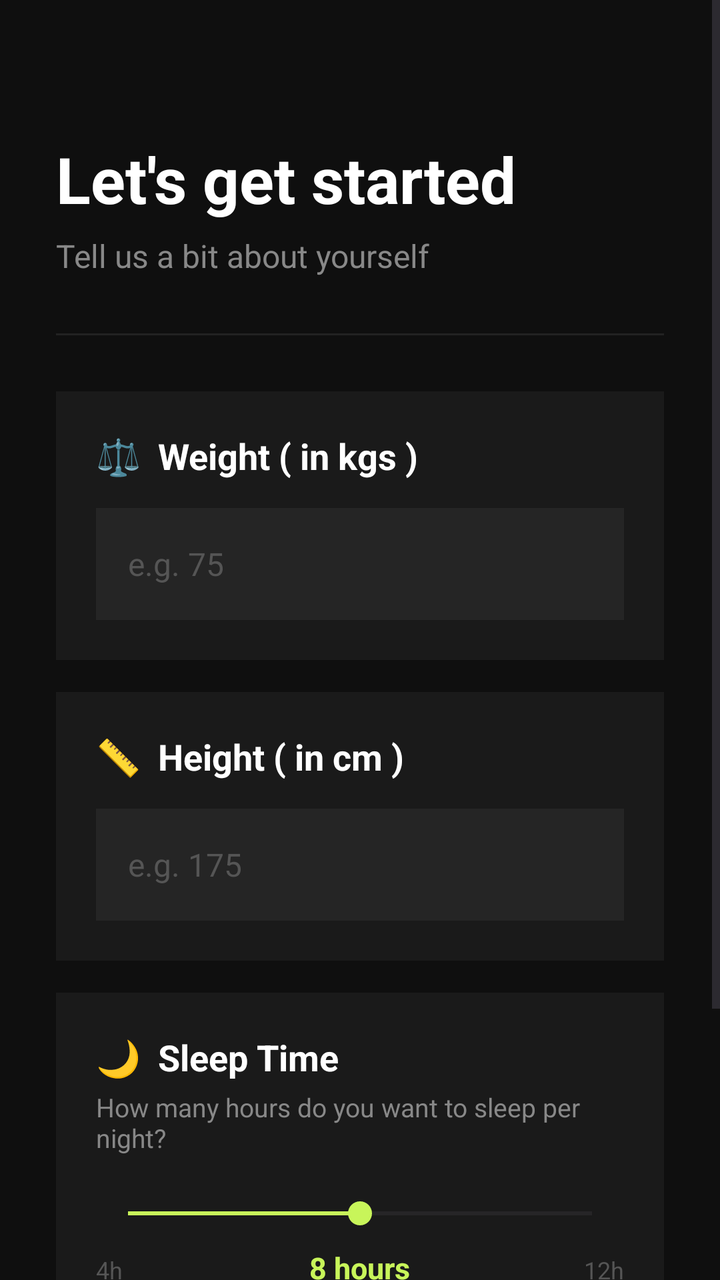
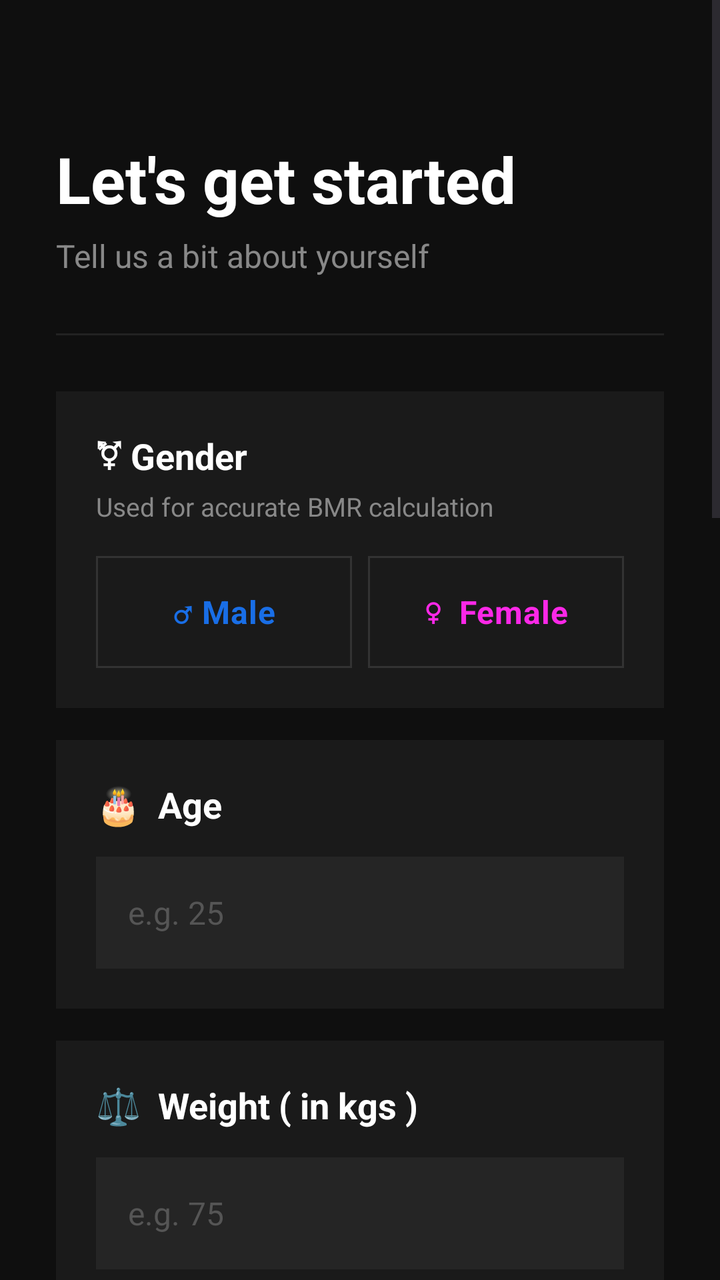

An Android layout rendered at two revisions. The XML below is the earlier revision; the diff shows what the commit changed to produce the second picture.
<!-- AndroidManifest.xml: application theme Theme.FitApp -->
<!-- res/layout/activity_main.xml -->
<?xml version="1.0" encoding="utf-8"?>
<ScrollView xmlns:android="http://schemas.android.com/apk/res/android"
    android:id = "@+id/main"
    xmlns:tools="http://schemas.android.com/tools"
    android:layout_width="match_parent"
    android:layout_height="match_parent"
    android:background="#0F0F0F"
    tools:context=".MainActivity">

    <LinearLayout
        android:layout_width="match_parent"
        android:layout_height="wrap_content"
        android:orientation="vertical"
        android:padding="28dp">

        <TextView
            android:layout_width="wrap_content"
            android:layout_height="wrap_content"
            android:layout_marginTop="40dp"
            android:text="Let's get started"
            android:textColor="#FFFFFF"
            android:textSize="32sp"
            android:textStyle="bold" />

        <TextView
            android:layout_width="wrap_content"
            android:layout_height="wrap_content"
            android:layout_marginTop="6dp"
            android:text="Tell us a bit about yourself"
            android:textColor="#888888"
            android:textSize="16sp" />

        <View
            android:layout_width="match_parent"
            android:layout_height="1dp"
            android:layout_marginTop="28dp"
            android:background="#222222" />

        <LinearLayout
            android:layout_width="match_parent"
            android:layout_height="wrap_content"
            android:layout_marginTop="28dp"
            android:background="#1A1A1A"
            android:orientation="vertical"
            android:padding="20dp">

            <LinearLayout
                android:layout_width="match_parent"
                android:layout_height="wrap_content"
                android:orientation="horizontal"
                android:gravity="center_vertical">

                <TextView
                    android:layout_width="0dp"
                    android:layout_height="wrap_content"
                    android:layout_weight="1"
                    android:text="⚖️  Weight ( in kgs )"
                    android:textColor="#FFFFFF"
                    android:textSize="18sp"
                    android:textStyle="bold" />

            </LinearLayout>

            <EditText
                android:id="@+id/etWeight"
                android:layout_width="match_parent"
                android:layout_height="56dp"
                android:layout_marginTop="14dp"
                android:background="#252525"
                android:hint="e.g. 75"
                android:inputType="numberDecimal"
                android:paddingStart="16dp"
                android:paddingEnd="16dp"
                android:textColor="#FFFFFF"
                android:textColorHint="#555555"
                android:textSize="16sp" />
        </LinearLayout>

        <LinearLayout
            android:layout_width="match_parent"
            android:layout_height="wrap_content"
            android:layout_marginTop="16dp"
            android:background="#1A1A1A"
            android:orientation="vertical"
            android:padding="20dp">

            <LinearLayout
                android:layout_width="match_parent"
                android:layout_height="wrap_content"
                android:orientation="horizontal"
                android:gravity="center_vertical">

                <TextView
                    android:layout_width="0dp"
                    android:layout_height="wrap_content"
                    android:layout_weight="1"
                    android:text="📏  Height ( in cm )"
                    android:textColor="#FFFFFF"
                    android:textSize="18sp"
                    android:textStyle="bold" />


            </LinearLayout>

            <EditText
                android:id="@+id/etHeight"
                android:layout_width="match_parent"
                android:layout_height="56dp"
                android:layout_marginTop="14dp"
                android:background="#252525"
                android:hint="e.g. 175"
                android:inputType="numberDecimal"
                android:paddingStart="16dp"
                android:paddingEnd="16dp"
                android:textColor="#FFFFFF"
                android:textColorHint="#555555"
                android:textSize="16sp" />
        </LinearLayout>

        <LinearLayout
            android:layout_width="match_parent"
            android:layout_height="wrap_content"
            android:layout_marginTop="16dp"
            android:background="#1A1A1A"
            android:orientation="vertical"
            android:padding="20dp">

            <TextView
                android:layout_width="wrap_content"
                android:layout_height="wrap_content"
                android:text="🌙  Sleep Time"
                android:textColor="#FFFFFF"
                android:textSize="18sp"
                android:textStyle="bold" />

            <TextView
                android:layout_width="wrap_content"
                android:layout_height="wrap_content"
                android:layout_marginTop="4dp"
                android:text="How many hours do you want to sleep per night?"
                android:textColor="#888888"
                android:textSize="13sp" />

            <SeekBar
                android:id="@+id/sleepSeekBar"
                android:layout_width="match_parent"
                android:layout_height="wrap_content"
                android:layout_marginTop="20dp"
                android:max="12"
                android:min="4"
                android:progress="8"
                android:progressTint="#C8F55A"
                android:thumbTint="#C8F55A" />

            <LinearLayout
                android:layout_width="match_parent"
                android:layout_height="wrap_content"
                android:layout_marginTop="8dp"
                android:orientation="horizontal">

                <TextView
                    android:layout_width="0dp"
                    android:layout_height="wrap_content"
                    android:layout_weight="1"
                    android:text="4h"
                    android:textColor="#555555"
                    android:textSize="12sp" />

                <TextView
                    android:id="@+id/tvSleepValue"
                    android:layout_width="wrap_content"
                    android:layout_height="wrap_content"
                    android:text="8 hours"
                    android:textColor="#C8F55A"
                    android:textSize="15sp"
                    android:textStyle="bold" />

                <TextView
                    android:layout_width="0dp"
                    android:layout_height="wrap_content"
                    android:layout_weight="1"
                    android:gravity="end"
                    android:text="12h"
                    android:textColor="#555555"
                    android:textSize="12sp" />
            </LinearLayout>
        </LinearLayout>

        <Button
            android:id="@+id/btnContinue"
            android:layout_width="match_parent"
            android:layout_height="56dp"
            android:layout_marginTop="32dp"
            android:layout_marginBottom="32dp"
            android:background="#C8F55A"
            android:text="Continue"
            android:textColor="#0F0F0F"
            android:textSize="16sp"
            android:textStyle="bold" />

    </LinearLayout>
</ScrollView>
<!-- resources referenced by this layout -->
<resources>
  <style name="Theme.FitApp" parent="Base.Theme.FitApp" />
  <style name="Base.Theme.FitApp" parent="Theme.Material3.DayNight.NoActionBar">
          
          
      </style>
</resources>

<!-- the commit's change to res/layout/activity_main.xml (unified diff, before → after) -->
@@ -1,6 +1,5 @@
-<?xml version="1.0" encoding="utf-8"?>
 <ScrollView xmlns:android="http://schemas.android.com/apk/res/android"
-    android:id = "@+id/main"
+    android:id="@+id/main"
     xmlns:tools="http://schemas.android.com/tools"
     android:layout_width="match_parent"
     android:layout_height="match_parent"
@@ -44,22 +43,109 @@
             android:orientation="vertical"
             android:padding="20dp">
 
-            <LinearLayout
-                android:layout_width="match_parent"
-                android:layout_height="wrap_content"
-                android:orientation="horizontal"
-                android:gravity="center_vertical">
-
-                <TextView
+            <TextView
+                android:layout_width="wrap_content"
+                android:layout_height="wrap_content"
+                android:text="⚧ Gender"
+                android:textColor="#FFFFFF"
+                android:textSize="18sp"
+                android:textStyle="bold" />
+
+            <TextView
+                android:layout_width="wrap_content"
+                android:layout_height="wrap_content"
+                android:layout_marginTop="4dp"
+                android:text="Used for accurate BMR calculation"
+                android:textColor="#888888"
+                android:textSize="13sp" />
+
+            <RadioGroup
+                android:id="@+id/rgGender"
+                android:layout_width="match_parent"
+                android:layout_height="wrap_content"
+                android:layout_marginTop="16dp"
+                android:orientation="horizontal">
+
+                <RadioButton
+                    android:id="@+id/rbMale"
                     android:layout_width="0dp"
-                    android:layout_height="wrap_content"
+                    android:layout_height="56dp"
+                    android:layout_marginEnd="8dp"
                     android:layout_weight="1"
-                    android:text="⚖️  Weight ( in kgs )"
-                    android:textColor="#FFFFFF"
-                    android:textSize="18sp"
+                    android:background="@drawable/bg_gender_option"
+                    android:button="@null"
+                    android:gravity="center"
+                    android:text="♂ Male"
+                    android:textColor="#196ee6"
+                    android:textSize="16sp"
+                    android:textStyle="bold">
+
+                </RadioButton>
+
+                <RadioButton
+                    android:id="@+id/rbFemale"
+                    android:layout_width="0dp"
+                    android:layout_height="56dp"
+                    android:layout_weight="1"
+                    android:background="@drawable/bg_gender_option"
+                    android:button="@null"
+                    android:gravity="center"
+                    android:text="♀  Female"
+                    android:textColor="#fc28e7"
+                    android:textSize="16sp"
                     android:textStyle="bold" />
-
-            </LinearLayout>
+                
+
+     </RadioGroup>
+ </LinearLayout>
+
+ <LinearLayout
+     android:layout_width="match_parent"
+     android:layout_height="wrap_content"
+     android:layout_marginTop="16dp"
+     android:background="#1A1A1A"
+     android:orientation="vertical"
+     android:padding="20dp">
+
+     <TextView
+         android:layout_width="wrap_content"
+         android:layout_height="wrap_content"
+         android:text="🎂  Age"
+         android:textColor="#FFFFFF"
+         android:textSize="18sp"
+         android:textStyle="bold" />
+
+     <EditText
+         android:id="@+id/etAge"
+         android:layout_width="match_parent"
+         android:layout_height="56dp"
+         android:layout_marginTop="14dp"
+         android:background="#252525"
+         android:hint="e.g. 25"
+         android:inputType="number"
+         android:paddingStart="16dp"
+         android:paddingEnd="16dp"
+         android:textColor="#FFFFFF"
+         android:textColorHint="#555555"
+         android:textSize="16sp" />
+ </LinearLayout>
+
+ 
+        <LinearLayout
+            android:layout_width="match_parent"
+            android:layout_height="wrap_content"
+            android:layout_marginTop="16dp"
+            android:background="#1A1A1A"
+            android:orientation="vertical"
+            android:padding="20dp">
+
+            <TextView
+                android:layout_width="wrap_content"
+                android:layout_height="wrap_content"
+                android:text="⚖️  Weight ( in kgs )"
+                android:textColor="#FFFFFF"
+                android:textSize="18sp"
+                android:textStyle="bold" />
 
             <EditText
                 android:id="@+id/etWeight"
@@ -76,6 +162,7 @@
                 android:textSize="16sp" />
         </LinearLayout>
 
+        
         <LinearLayout
             android:layout_width="match_parent"
             android:layout_height="wrap_content"
@@ -84,23 +171,13 @@
             android:orientation="vertical"
             android:padding="20dp">
 
-            <LinearLayout
-                android:layout_width="match_parent"
-                android:layout_height="wrap_content"
-                android:orientation="horizontal"
-                android:gravity="center_vertical">
-
-                <TextView
-                    android:layout_width="0dp"
-                    android:layout_height="wrap_content"
-                    android:layout_weight="1"
-                    android:text="📏  Height ( in cm )"
-                    android:textColor="#FFFFFF"
-                    android:textSize="18sp"
-                    android:textStyle="bold" />
-
-
-            </LinearLayout>
+            <TextView
+                android:layout_width="wrap_content"
+                android:layout_height="wrap_content"
+                android:text="📏  Height ( in cm )"
+                android:textColor="#FFFFFF"
+                android:textSize="18sp"
+                android:textStyle="bold" />
 
             <EditText
                 android:id="@+id/etHeight"
@@ -117,6 +194,7 @@
                 android:textSize="16sp" />
         </LinearLayout>
 
+        
         <LinearLayout
             android:layout_width="match_parent"
             android:layout_height="wrap_content"
@@ -186,6 +264,115 @@
             </LinearLayout>
         </LinearLayout>
 
+        
+        <LinearLayout
+            android:layout_width="match_parent"
+            android:layout_height="wrap_content"
+            android:layout_marginTop="16dp"
+            android:background="#1A1A1A"
+            android:orientation="vertical"
+            android:padding="20dp">
+
+            <TextView
+                android:layout_width="wrap_content"
+                android:layout_height="wrap_content"
+                android:text="🏃  Activity Level"
+                android:textColor="#FFFFFF"
+                android:textSize="18sp"
+                android:textStyle="bold" />
+
+            <TextView
+                android:layout_width="wrap_content"
+                android:layout_height="wrap_content"
+                android:layout_marginTop="4dp"
+                android:text="Used to calculate your daily calorie needs (BMR)"
+                android:textColor="#888888"
+                android:textSize="13sp" />
+
+            <RadioGroup
+                android:id="@+id/rgActivityLevel"
+                android:layout_width="match_parent"
+                android:layout_height="wrap_content"
+                android:layout_marginTop="16dp"
+                android:orientation="vertical">
+
+                <RadioButton
+                    android:id="@+id/rbSedentary"
+                    android:layout_width="match_parent"
+                    android:layout_height="56dp"
+                    android:layout_marginBottom="8dp"
+                    android:background="@drawable/bg_activity_option"
+                    android:button="@null"
+                    android:ellipsize="end"
+                    android:gravity="center_vertical"
+                    android:maxLines="1"
+                    android:paddingStart="16dp"
+                    android:paddingEnd="16dp"
+                    android:text="🪑  Sedentary  —  little or no exercise"
+                    android:textSize="14sp" />
+
+                <RadioButton
+                    android:id="@+id/rbLight"
+                    android:layout_width="match_parent"
+                    android:layout_height="56dp"
+                    android:layout_marginBottom="8dp"
+                    android:background="@drawable/bg_activity_option"
+                    android:button="@null"
+                    android:ellipsize="end"
+                    android:gravity="center_vertical"
+                    android:maxLines="1"
+                    android:paddingStart="16dp"
+                    android:paddingEnd="16dp"
+                    android:text="🚶  Light  —  1–3 days/week"
+                    android:textSize="14sp" />
+
+                <RadioButton
+                    android:id="@+id/rbModerate"
+                    android:layout_width="match_parent"
+                    android:layout_height="56dp"
+                    android:layout_marginBottom="8dp"
+                    android:background="@drawable/bg_activity_option"
+                    android:button="@null"
+                    android:ellipsize="end"
+                    android:gravity="center_vertical"
+                    android:maxLines="1"
+                    android:paddingStart="16dp"
+                    android:paddingEnd="16dp"
+                    android:text="🏋️  Moderate  —  3–5 days/week"
+                    android:textSize="14sp" />
+
+                <RadioButton
+                    android:id="@+id/rbActive"
+                    android:layout_width="match_parent"
+                    android:layout_height="56dp"
+                    android:layout_marginBottom="8dp"
+                    android:background="@drawable/bg_activity_option"
+                    android:button="@null"
+                    android:ellipsize="end"
+                    android:gravity="center_vertical"
+                    android:maxLines="1"
+                    android:paddingStart="16dp"
+                    android:paddingEnd="16dp"
+                    android:text="🔥  Active  —  6–7 days/week"
+                    android:textSize="14sp" />
+
+                <RadioButton
+                    android:id="@+id/rbVeryActive"
+                    android:layout_width="match_parent"
+                    android:layout_height="56dp"
+                    android:background="@drawable/bg_activity_option"
+                    android:button="@null"
+                    android:ellipsize="end"
+                    android:gravity="center_vertical"
+                    android:maxLines="1"
+                    android:paddingStart="16dp"
+                    android:paddingEnd="16dp"
+                    android:text="⚡  Very Active  —  athlete"
+                    android:textSize="14sp" />
+
+            </RadioGroup>
+        </LinearLayout>
+
         <Button
             android:id="@+id/btnContinue"
             android:layout_width="match_parent"
<!-- resource entries referenced after the edit -->
@@ -1,5 +1,39 @@
 <!-- resources referenced by this layout -->
 <resources>
+  <!-- drawable bg_activity_option (drawable) -->
+  <?xml version="1.0" encoding="utf-8"?>
+  <selector xmlns:android="http://schemas.android.com/apk/res/android">
+      <item android:state_checked="true">
+          <shape android:shape="rectangle">
+              <solid android:color="#1b1f1b" />
+              <corners android:radius="0dp" />
+          </shape>
+      </item>
+  =    <item>
+          <shape android:shape="rectangle">
+              <solid android:color="#1A1A1A" />
+              <corners android:radius="0dp" />
+              <stroke android:width="1dp" android:color="#333333" />
+          </shape>
+      </item>
+  </selector>
+  <!-- drawable bg_gender_option (drawable) -->
+  <?xml version="1.0" encoding="utf-8"?>
+  <selector xmlns:android="http://schemas.android.com/apk/res/android">
+      <item android:state_checked="true">
+          <shape android:shape="rectangle">
+              <solid android:color="#1b1f1b" />
+              <corners android:radius="0dp" />
+          </shape>
+      </item>
+      <item>
+          <shape android:shape="rectangle">
+              <solid android:color="#1A1A1A" />
+              <corners android:radius="0dp" />
+              <stroke android:width="1dp" android:color="#333333" />
+          </shape>
+      </item>
+  </selector>
   <style name="Theme.FitApp" parent="Base.Theme.FitApp" />
   <style name="Base.Theme.FitApp" parent="Theme.Material3.DayNight.NoActionBar">
           
